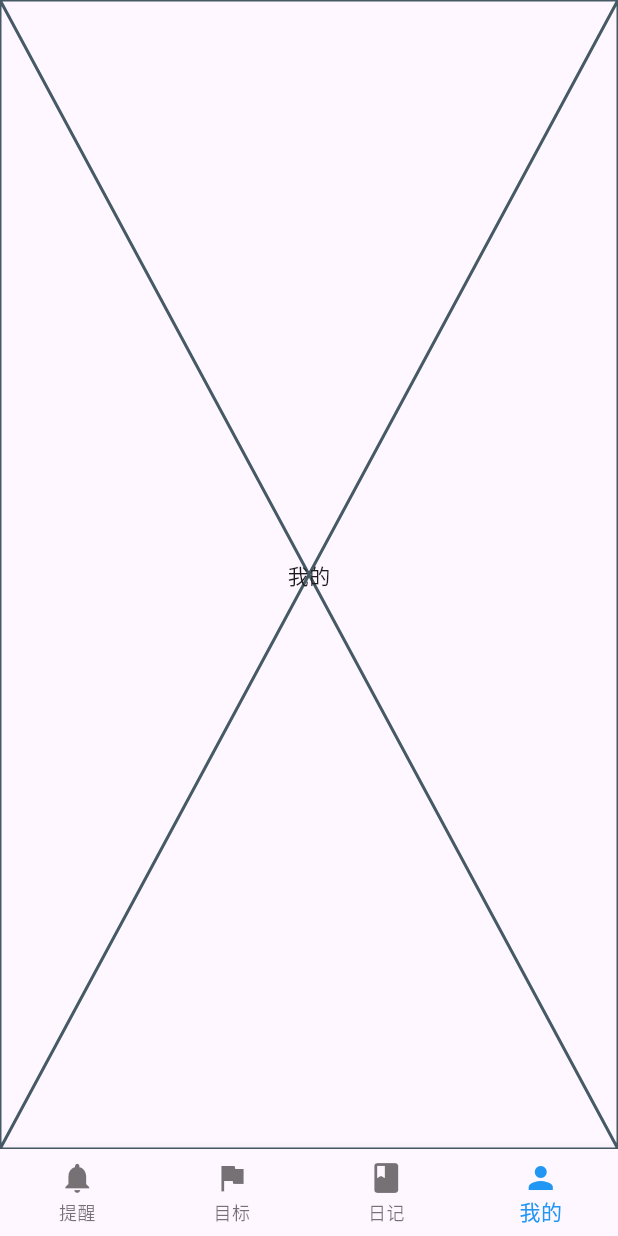
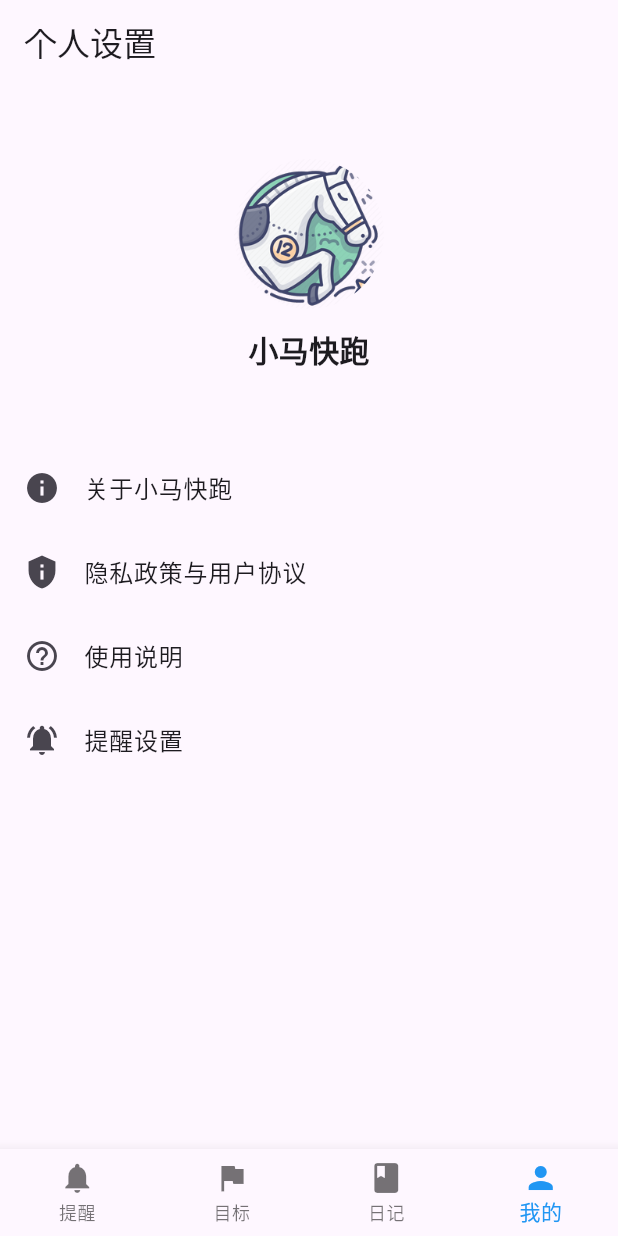
Before and after one commit to ContentMy/runfastxm_flutter, a Flutter app: the screen it shows after launch, item 4 of the bottom bar chosen, on a phone screen of 412 x 824 dp. Run offline on Flutter 3.47's test engine with Material 3 defaults, Android fonts, the phone set to English and light mode, and no system bars; our stand-ins replace flutter_local_notifications, flutter_slidable, hive, hive_flutter, permission_handler, timezone; accounts and stored records are empty.

Commit message:
需求：完成部分设置页面的ui以及资源配置

```diff
--- a/lib/main.dart
+++ b/lib/main.dart
@@ -1,6 +1,7 @@
 import 'package:flutter/material.dart';
 import 'package:hive_flutter/adapters.dart';
 import 'package:provider/provider.dart';
+import 'package:runfastxm_flutter/presentation/views/settings/settings_page.dart';
 import 'package:runfastxm_flutter/services/notification_service.dart';
 import 'domain/models/reminder.dart';
 import 'presentation/view_models/reminder_view_model.dart';
@@ -54,7 +55,7 @@ class _MainScaffoldState extends State<MainScaffold> {
     ReminderPage(),
     Placeholder(child: Center(child: Text('目标'))),
     Placeholder(child: Center(child: Text('日记'))),
-    Placeholder(child: Center(child: Text('我的'))),
+    SettingsPage(),
   ];
 
   @override
--- /dev/null
+++ b/lib/presentation/views/settings/settings_page.dart
@@ -0,0 +1,73 @@
+import 'package:flutter/material.dart';
+import 'package:runfastxm_flutter/presentation/views/settings/settings_about_page.dart';
+
+class SettingsPage extends StatelessWidget {
+  const SettingsPage({super.key});
+
+  @override
+  Widget build(BuildContext context) {
+    final List<_SettingItem> items = [
+      _SettingItem(Icons.info, '关于小马快跑', onTap: () {
+        // TODO: 跳转关于页面
+        Navigator.push(
+          context,
+          MaterialPageRoute(builder: (_) => const SettingsAboutPage()),
+        );
+      }),
+      _SettingItem(Icons.privacy_tip, '隐私政策与用户协议', onTap: () {
+        // TODO: 跳转隐私页面
+      }),
+      _SettingItem(Icons.help_outline, '使用说明', onTap: () {
+        // TODO: 跳转使用说明
+      }),
+      _SettingItem(Icons.notifications_active, '提醒设置', onTap: () {
+        // TODO: 跳转提醒设置
+      }),
+    ];
+
+    return Scaffold(
+      appBar: AppBar(
+        title: const Text('个人设置'),
+      ),
+      body: Column(
+        children: [
+          const SizedBox(height: 50),
+          Center(
+            child: Column(
+              children: [
+                ClipOval(
+                  child: Image.asset(
+                    'assets/icons/ic_launcher.png',
+                    width: 100,
+                    height: 100,
+                    fit: BoxFit.contain,
+                  ),
+                ),
+                const SizedBox(height: 12),
+                const Text(
+                  '小马快跑',
+                  style: TextStyle(fontSize: 20, fontWeight: FontWeight.bold),
+                ),
+              ],
+            ),
+          ),
+
+          const SizedBox(height: 50),
+          ...items.map((item) => ListTile(
+            leading: Icon(item.icon),
+            title: Text(item.title),
+            onTap: item.onTap,
+          )),
+        ],
+      ),
+    );
+  }
+}
+
+class _SettingItem {
+  final IconData icon;
+  final String title;
+  final VoidCallback onTap;
+
+  _SettingItem(this.icon, this.title, {required this.onTap});
+}
```
Also changed, not shown: lib/presentation/views/settings/settings_about_page.dart (added, +51 -0 lines), pubspec.yaml (+6 -3 lines), assets/icons/ic_launcher.png (added), assets/images/ui_remind.png (added).
